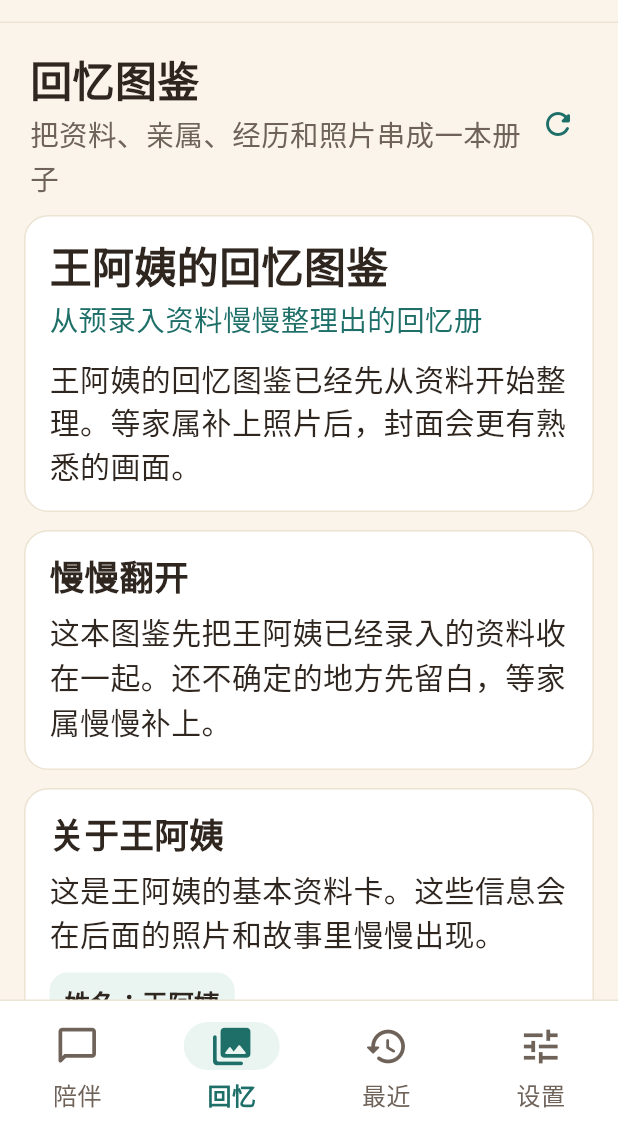
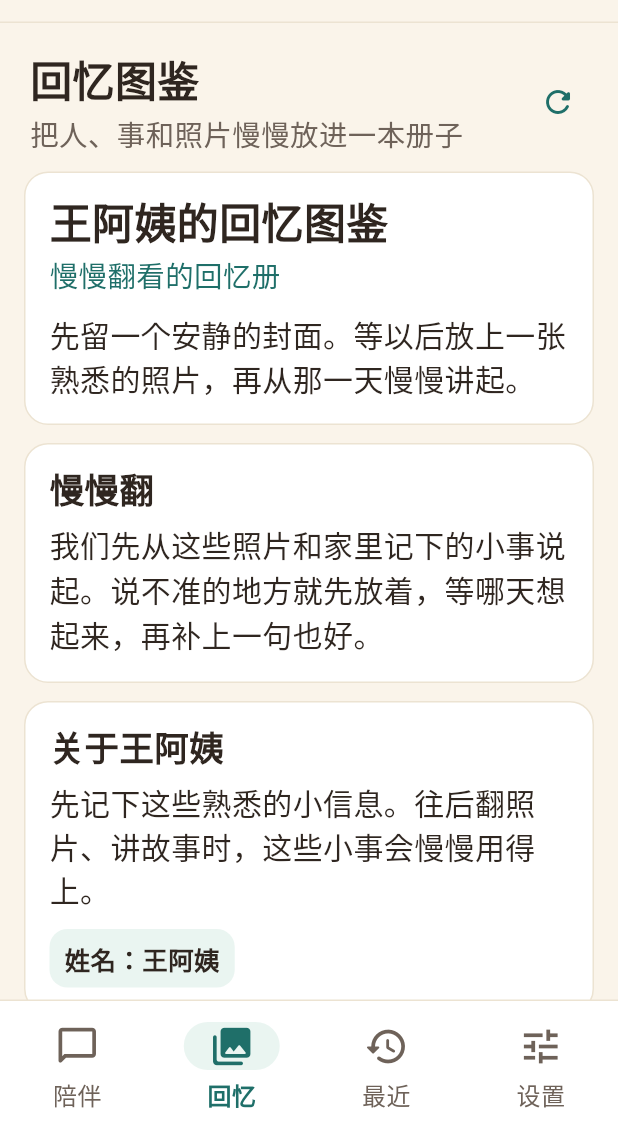
Before and after one commit to Nk-Five-Musketeers/aigc_five_men_team, a Flutter app: the screen it shows after launch, item 2 of the bottom bar chosen, on a phone screen of 412 x 824 dp, the part 103-1236 px from its top. Run offline on Flutter 3.47's test engine with Material 3 defaults, Android fonts, the phone set to English and light mode, and no system bars; our stand-ins replace dio, speech_to_text, sqflite_common_ffi, sqflite_common_ffi_web; missing offline and left inert: file_selector, record, speech_to_text_platform_interface; accounts and stored records are empty; network calls fail; Roboto replaces fonts that are missing (Microsoft YaHei).

Commit message:
完善回忆图鉴的语言逻辑

```diff
--- a/lib/data/repositories/memory_album_repository.dart
+++ b/lib/data/repositories/memory_album_repository.dart
@@ -172,21 +172,21 @@ class MemoryAlbumComposer {
       missing.add('亲属信息');
       familyQuestions.add(const FamilyQuestion(
         question: '家里人平时怎么称呼老人？',
-        reason: '补充称呼后，图鉴里的家庭关系会更自然。',
+        reason: '有了熟悉的称呼，家里人的位置会更清楚。',
       ));
     }
     if (memoryEvents.isEmpty) {
       missing.add('人生经历');
       familyQuestions.add(const FamilyQuestion(
         question: '有没有一件老人常提起、家里人也记得的往事？',
-        reason: '重要经历能成为图鉴的主线。',
+        reason: '这样的往事适合慢慢展开成一段故事。',
       ));
     }
     if (photos.isEmpty) {
       missing.add('照片');
       familyQuestions.add(const FamilyQuestion(
-        question: '可以先选一张老人状态最放松的照片吗？',
-        reason: '封面照片能让图鉴一打开就有熟悉感。',
+        question: '可以先选一张老人状态自然的照片吗？',
+        reason: '看到熟悉的照片，话就容易慢慢说起来。',
       ));
     }
 
@@ -235,7 +235,7 @@ class MemoryAlbumComposer {
         recommendedCoverPhotoId: coverPhoto?.id ?? '',
       ),
       opening: AlbumText(
-        title: '慢慢翻开',
+        title: '慢慢翻',
         content: _openingText(elderName, familyMembers, memoryEvents, photos),
       ),
       elderProfileCard: ElderProfileCard(
@@ -280,11 +280,11 @@ class MemoryAlbumComposer {
         title: '日子里的样子',
         content: [
           if (career.isNotEmpty) '$elderName曾经的职业经历里，有“$career”。',
-          if (hobbies.isNotEmpty) '平时喜欢的事，家属记下了“$hobbies”。',
+          if (hobbies.isNotEmpty) '平时喜欢的事里，有“$hobbies”。',
           if (food.isNotEmpty) '饮食习惯里也有熟悉的味道：$food。',
-          if (personality.isNotEmpty) '说起性格，资料里写着“$personality”。',
+          if (personality.isNotEmpty) '说起性格，可以记着“$personality”。',
           if (dialect.isNotEmpty) '他说话里带着$dialect的亲切感。',
-          if (care.isNotEmpty) '家属也留下了照护提醒：$care。',
+          if (care.isNotEmpty) '平时照看时，也记得：$care。',
         ].join(' '),
         relatedProfileFields: const [
           'career',
@@ -300,8 +300,8 @@ class MemoryAlbumComposer {
     return MemoryAlbumChapter(
       chapterId: 'profile',
       chapterTitle: '一个人的轮廓',
-      chapterSubtitle: '先从已经录入的基本信息说起',
-      chapterIntro: '这些信息不需要像表格一样摆出来，放进故事里，就成了家人熟悉的样子。',
+      chapterSubtitle: '先记住那些最熟悉的小事',
+      chapterIntro: '姓名、籍贯、爱好和习惯，放在一起，就是家人眼里熟悉的样子。',
       chapterType: 'profile',
       items: items,
     );
@@ -324,11 +324,11 @@ class MemoryAlbumComposer {
         itemType: 'profile_card',
         title: relation.isEmpty ? name : '$relation · $name',
         content: [
-          relation.isEmpty ? '$name是家属录入的重要亲友。' : '$name是$relation。',
-          if (location.isNotEmpty) '现在常记在资料里的地方是$location。',
+          relation.isEmpty ? '$name是家里记下的重要亲友。' : '$name是$relation。',
+          if (location.isNotEmpty) '现在常在$location。',
           if (contact.isNotEmpty) '联系频率写着：$contact。',
           if (notes.isNotEmpty) notes,
-          if (!active) '这段关系需要家属在讲述时多留意措辞。',
+          if (!active) '说到这段关系时，可以把语气放得更轻一些。',
         ].join(' '),
         relatedProfileFields: const ['family_members'],
         familyQuestions: [
@@ -383,8 +383,8 @@ class MemoryAlbumComposer {
     return MemoryAlbumChapter(
       chapterId: 'life_experience',
       chapterTitle: '走过的日子',
-      chapterSubtitle: '重要经历会成为回忆册的主线',
-      chapterIntro: '每一段经历先按家属录入的事实保留下来，细节不足的地方再慢慢补。',
+      chapterSubtitle: '把那些重要时刻轻轻放好',
+      chapterIntro: '有些往事已经有了时间和地点，有些还只有一句话，都可以先留下。',
       chapterType: 'life_experience',
       items: items,
     );
@@ -412,7 +412,7 @@ class MemoryAlbumComposer {
       familyQuestions.addAll(questions.map(
         (question) => FamilyQuestion(
           question: question,
-          reason: '这张照片还可以成为更完整的回忆入口。',
+          reason: '多一点细节，翻到这张照片时就更容易想起当时。',
         ),
       ));
       items.add(MemoryAlbumItem(
@@ -433,9 +433,9 @@ class MemoryAlbumComposer {
 
     return MemoryAlbumChapter(
       chapterId: 'photo_memory',
-      chapterTitle: '照片里的回忆入口',
-      chapterSubtitle: '先看见画面，再慢慢想起人和事',
-      chapterIntro: '照片不只是被收进相册，也可以把人物、地点和经历轻轻串起来。',
+      chapterTitle: '照片里的那一刻',
+      chapterSubtitle: '先看见画面，再想起人和事',
+      chapterIntro: '一张照片不用说得太满，先从画面里的人、地方和小物件慢慢讲。',
       chapterType: 'photo_memory',
       items: items,
     );
@@ -479,7 +479,7 @@ class MemoryAlbumComposer {
           itemId: 'daily_food_preference',
           itemType: 'text_card',
           title: '熟悉的味道',
-          content: '家属提前记下了饮食习惯：$food。这样的细节很小，却最容易在日常陪伴里用得上。',
+          content: '饮食习惯里记着：$food。这样的小细节，常常最有家的味道。',
           relatedProfileFields: const ['food_preference'],
         ),
       );
@@ -511,7 +511,8 @@ class MemoryAlbumComposer {
         relatedPhotoIds: _photoIdsForEvent(row, photos),
       ));
     }
-    for (final photo in photos.where((photo) => _text(photo.photoTime).isNotEmpty)) {
+    for (final photo
+        in photos.where((photo) => _text(photo.photoTime).isNotEmpty)) {
       if (photo.memoryEventId != null) continue;
       entries.add(MemoryTimelineEntry(
         time: _text(photo.photoTime),
@@ -547,7 +548,8 @@ class MemoryAlbumComposer {
 
   static ProfilePhotoModel? _pickCoverPhoto(List<ProfilePhotoModel> photos) {
     if (photos.isEmpty) return null;
-    final avatar = photos.where((photo) => photo.category == ProfilePhotoCategory.avatar);
+    final avatar =
+        photos.where((photo) => photo.category == ProfilePhotoCategory.avatar);
     if (avatar.isNotEmpty) return avatar.first;
     final favorite = photos.where((photo) => photo.isFavorite);
     if (favorite.isNotEmpty) return favorite.first;
@@ -566,7 +568,7 @@ class MemoryAlbumComposer {
     if (memoryEvents.isNotEmpty) parts.add('${memoryEvents.length}段经历');
     if (familyMembers.isNotEmpty) parts.add('${familyMembers.length}位亲友');
     if (photos.isNotEmpty) parts.add('${photos.length}张照片');
-    return parts.isEmpty ? '从预录入资料慢慢整理出的回忆册' : parts.join(' · ');
+    return parts.isEmpty ? '慢慢翻看的回忆册' : parts.join(' · ');
   }
 
   static String _coverSubtitle(Map<String, dynamic>? user) {
@@ -577,7 +579,7 @@ class MemoryAlbumComposer {
     }
     if (hometown.isNotEmpty) return hometown;
     if (birth.isNotEmpty) return birth;
-    return '一本可以继续补充的回忆册';
+    return '一本慢慢翻看的回忆册';
   }
 
   static String _coverText(
@@ -586,13 +588,13 @@ class MemoryAlbumComposer {
     List<ProfilePhotoModel> photos,
   ) {
     if (coverPhoto == null) {
-      return '$elderName的回忆图鉴已经先从资料开始整理。等家属补上照片后，封面会更有熟悉的画面。';
+      return '先留一个安静的封面。等以后放上一张熟悉的照片，再从那一天慢慢讲起。';
     }
     final caption = _text(coverPhoto.caption);
     if (caption.isNotEmpty) {
       return caption;
     }
-    return '先把这张照片放在封面。它未必说明一切，但能让家人从一个真实的画面开始慢慢讲起。';
+    return '先从这张照片开始。画面不用说得太满，家里人看见了，自然会想起那一天。';
   }
 
   static String _openingText(
@@ -602,11 +604,11 @@ class MemoryAlbumComposer {
     List<ProfilePhotoModel> photos,
   ) {
     final bits = <String>[
-      '这本图鉴先把$elderName已经录入的资料收在一起。',
-      if (photos.isNotEmpty) '照片会作为入口，带出人物、地点和背后的故事。',
-      if (familyMembers.isNotEmpty) '家里人的称呼和相处提醒，会自然放进讲述里。',
-      if (memoryEvents.isNotEmpty) '重要经历会成为章节的骨架。',
-      '还不确定的地方先留白，等家属慢慢补上。',
+      '我们先从这些照片和家里记下的小事说起。',
+      if (photos.isNotEmpty) '看到一张照片，就慢慢想起当时的地方、身边的人，还有那天的心情。',
+      if (familyMembers.isNotEmpty) '家里人的名字也在这里，像平时聊天时那样轻轻提起。',
+      if (memoryEvents.isNotEmpty) '那些重要的日子，我们一段一段慢慢翻。',
+      '说不准的地方就先放着，等哪天想起来，再补上一句也好。',
     ];
     return bits.join('');
   }
@@ -618,19 +620,19 @@ class MemoryAlbumComposer {
     final hometown = _text(user?['hometown']);
     final personality = _text(user?['personality']);
     final hobbies = _text(user?['hobbies']);
-    final parts = <String>['这是$elderName的基本资料卡。'];
+    final parts = <String>['先记下这些熟悉的小信息。'];
     if (hometown.isNotEmpty) parts.add('籍贯写着$hometown。');
-    if (personality.isNotEmpty) parts.add('家属记下的性格特点是“$personality”。');
+    if (personality.isNotEmpty) parts.add('性格特点可以记作“$personality”。');
     if (hobbies.isNotEmpty) parts.add('平时喜欢的事有：$hobbies。');
-    parts.add('这些信息会在后面的照片和故事里慢慢出现。');
+    parts.add('往后翻照片、讲故事时，这些小事会慢慢用得上。');
     return parts.join('');
   }
 
   static String _endingText(String elderName, List<String> missing) {
     if (missing.isEmpty) {
-      return '$elderName的图鉴已经有了清晰的开头。后面还可以继续补照片、补地点、补家里人记得的小细节。';
+      return '今天先翻到这里。以后有新照片、新故事，再慢慢放进来。';
     }
-    return '这本图鉴先整理到这里。接下来可以继续补充：${missing.join('、')}。补得越具体，回忆册读起来就越像家人坐在身边慢慢讲。';
+    return '今天先翻到这里。还有一些地方可以慢慢想：${missing.join('、')}。不着急，想起一点，就添上一点。';
   }
 
   static String _photoTitle(ProfilePhotoModel photo) {
@@ -664,7 +666,7 @@ class MemoryAlbumComposer {
     if (caption.isNotEmpty) {
       parts.add(caption);
     } else {
-      parts.add('这张照片还没有详细说明，可以先从画面里的人、地点和当时的心情慢慢补起。');
+      parts.add('这张照片还可以再多说几句。先看看画面里的人、地点，还有当时的心情。');
     }
     if (time.isNotEmpty || location.isNotEmpty) {
       parts.add([
@@ -689,7 +691,7 @@ class MemoryAlbumComposer {
       if (title.isNotEmpty) parts.add('它也被关联到“$title”这段经历。');
     }
     if (name.isNotEmpty && hometown.isNotEmpty) {
-      parts.add('$name来自$hometown，这样的资料可以在讲照片时轻轻带出。');
+      parts.add('$name来自$hometown，讲到这张照片时，可以把这份熟悉也轻轻带上。');
     }
     return parts.join(' ');
   }
@@ -792,7 +794,7 @@ class MemoryAlbumComposer {
         'photo_id': photo.id,
         'category': _photoCategoryLabel(photo.category),
         'visible_content': _text(photo.caption).isEmpty
-            ? '家属上传的一张${_photoCategoryLabel(photo.category)}，暂无画面说明。'
+            ? '一张${_photoCategoryLabel(photo.category)}，画面细节还可以继续补充。'
             : _text(photo.caption),
         'people': _text(photo.peopleInvolved),
         'scene': _text(photo.location),
@@ -816,7 +818,9 @@ class MemoryAlbumComposer {
   static String _mainCaregiver(List<Map<String, dynamic>> familyMembers) {
     for (final row in familyMembers) {
       final notes = _text(row['notes']);
-      if (notes.contains('照护') || notes.contains('照顾') || notes.contains('主要')) {
+      if (notes.contains('照护') ||
+          notes.contains('照顾') ||
+          notes.contains('主要')) {
         return _text(row['name']);
       }
     }
@@ -913,6 +917,6 @@ class MemoryAlbumComposer {
 
   static String _text(Object? value) {
     final text = value?.toString().trim();
-    return text == null ? '' : text;
+    return text ?? '';
   }
 }
```
Also changed, not shown: lib/ui/screens/home_screen.dart (+8 -158 lines).
